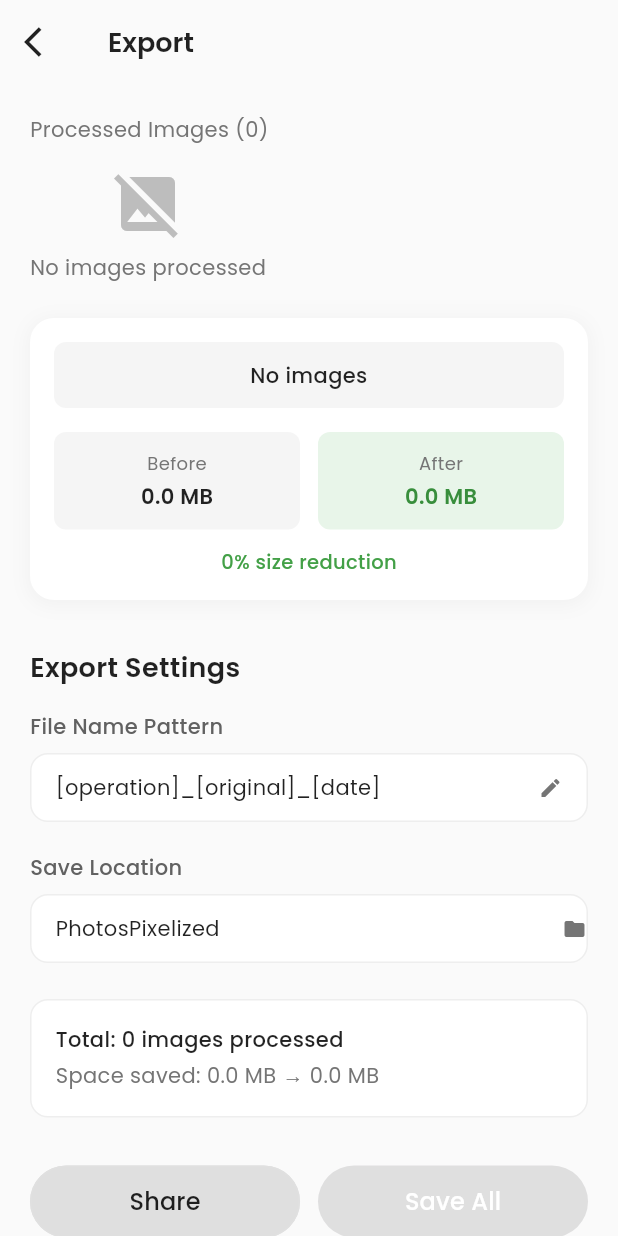
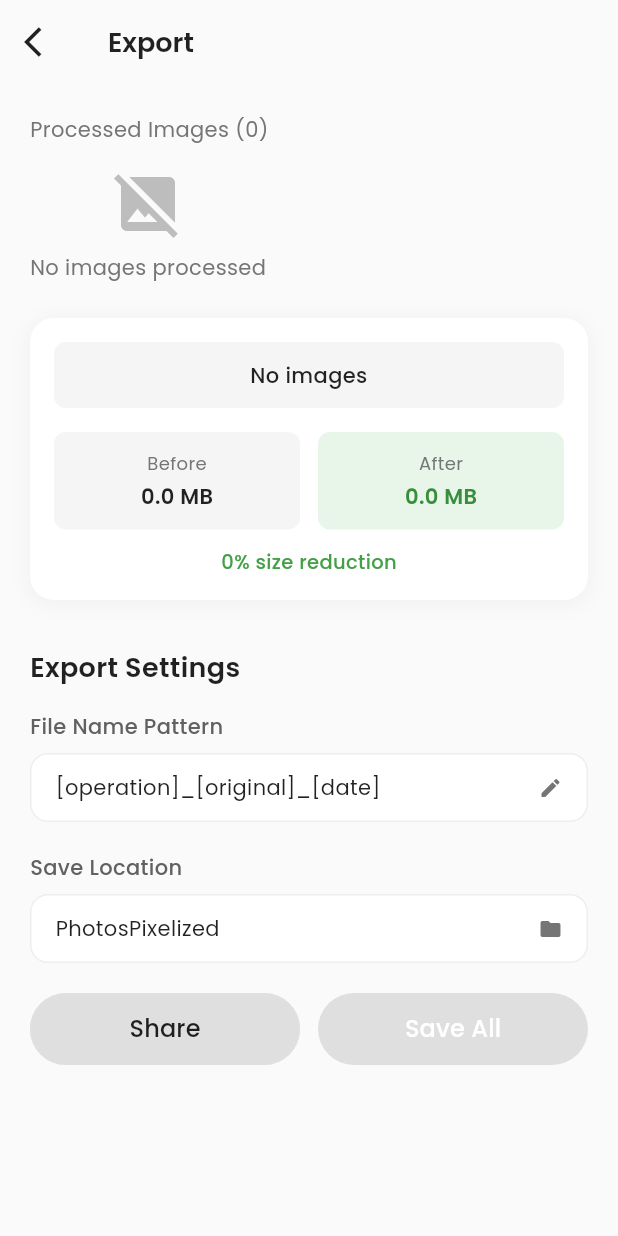
Before and after one commit to anjumArnab/Pixelize, a Flutter app: the ExportImagePage screen opened by its route, on a phone screen of 412 x 824 dp. Run offline on Flutter 3.47's test engine with Material 3 defaults, Android fonts, the phone set to English and light mode, and no system bars; our stand-ins replace google_fonts, image_picker, permission_handler, share_plus.

Commit message:
preview section removed

```diff
--- a/lib/screens/export_img_page.dart
+++ b/lib/screens/export_img_page.dart
@@ -531,75 +531,36 @@ class _ExportImagePageState extends State<ExportImagePage> {
                 const SizedBox(height: 8),
                 GestureDetector(
                   onTap: () {
-                    // Show location selection dialog
+                    // Show location dialog
                     _showLocationDialog();
                   },
                   child: Container(
                     width: double.infinity,
+                    padding: const EdgeInsets.symmetric(
+                        horizontal: 16, vertical: 12),
                     decoration: BoxDecoration(
                       color: Colors.white,
                       borderRadius: BorderRadius.circular(12),
                       border: Border.all(color: Colors.grey[200]!),
                     ),
                     child: Row(
+                      mainAxisAlignment: MainAxisAlignment.spaceBetween,
                       children: [
                         Expanded(
-                          child: Padding(
-                            padding: const EdgeInsets.symmetric(
-                                horizontal: 16, vertical: 12),
-                            child: Text(
-                              saveLocation,
-                              style: const TextStyle(
-                                fontSize: 14,
-                                color: Colors.black87,
-                              ),
+                          child: Text(
+                            saveLocation,
+                            style: const TextStyle(
+                              fontSize: 14,
+                              color: Colors.black87,
                             ),
                           ),
                         ),
-                        Icon(
-                          Icons.folder,
-                          size: 16,
-                          color: Colors.grey[600],
-                        )
+                        Icon(Icons.folder, size: 16, color: Colors.grey[600]),
                       ],
                     ),
                   ),
                 ),
-                const SizedBox(height: 24),
-
-                // Processing summary
-                Container(
-                  width: double.infinity,
-                  padding: const EdgeInsets.all(16),
-                  decoration: BoxDecoration(
-                    color: Colors.white,
-                    borderRadius: BorderRadius.circular(12),
-                    border: Border.all(color: Colors.grey[200]!),
-                  ),
-                  child: Column(
-                    crossAxisAlignment: CrossAxisAlignment.start,
-                    children: [
-                      Text(
-                        'Total: ${_processedImages?.length ?? 0} images ${_operation}',
-                        style: const TextStyle(
-                          fontSize: 14,
-                          fontWeight: FontWeight.w500,
-                          color: Colors.black87,
-                        ),
-                      ),
-                      const SizedBox(height: 4),
-                      Text(
-                        'Space saved: ${originalSize.toStringAsFixed(1)} MB → ${processedSize.toStringAsFixed(1)} MB',
-                        style: TextStyle(
-                          fontSize: 14,
-                          color: Colors.grey[600],
-                        ),
-                      ),
-                    ],
-                  ),
-                ),
-                const SizedBox(height: 32),
-
+                const SizedBox(height: 20),
                 // Action buttons
                 Row(
                   children: [
```
